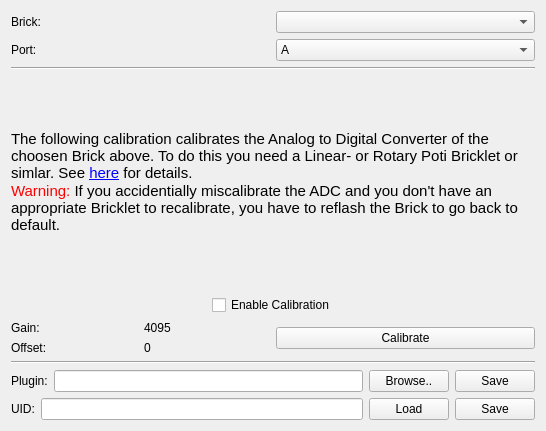
Before: the Qt Designer form src/brickv/ui/advanced.ui in Tinkerforge/brickv, drawn with Qt 5.
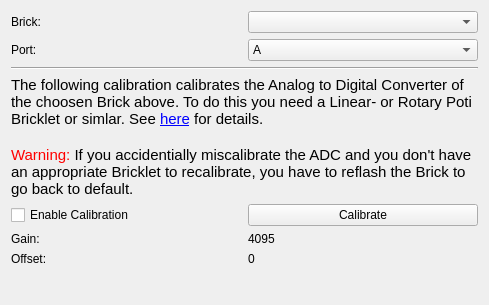
After: the same form once the commit is applied.

Diff of the .ui file:
```diff
--- a/src/brickv/ui/advanced.ui
+++ b/src/brickv/ui/advanced.ui
@@ -9,40 +9,32 @@
    <rect>
     <x>0</x>
     <y>0</y>
-    <width>546</width>
-    <height>431</height>
+    <width>489</width>
+    <height>305</height>
    </rect>
   </property>
   <property name="windowTitle">
    <string>Advanced Functions</string>
   </property>
-  <layout class="QVBoxLayout" name="verticalLayout_2">
-   <item>
-    <layout class="QVBoxLayout" name="verticalLayout">
-     <item>
-      <layout class="QHBoxLayout" name="horizontalLayout">
-       <item>
+  <layout class="QGridLayout" name="gridLayout">
+   <item row="0" column="0">
         <widget class="QLabel" name="label">
          <property name="text">
           <string>Brick:</string>
          </property>
         </widget>
        </item>
-       <item>
+   <item row="0" column="1">
         <widget class="QComboBox" name="combo_brick"/>
        </item>
-      </layout>
-     </item>
-     <item>
-      <layout class="QHBoxLayout" name="horizontalLayout_2">
-       <item>
+   <item row="1" column="0">
         <widget class="QLabel" name="label_2">
          <property name="text">
           <string>Port:</string>
          </property>
         </widget>
        </item>
-       <item>
+   <item row="1" column="1">
         <widget class="QComboBox" name="combo_port">
          <item>
           <property name="text">
@@ -66,23 +58,28 @@
          </item>
         </widget>
        </item>
-      </layout>
-     </item>
-     <item>
+   <item row="2" column="0" colspan="2">
       <widget class="Line" name="line_2">
        <property name="orientation">
         <enum>Qt::Horizontal</enum>
        </property>
       </widget>
      </item>
-     <item>
+   <item row="3" column="0" colspan="2">
       <widget class="QLabel" name="label_4">
+     <property name="sizePolicy">
+      <sizepolicy hsizetype="Preferred" vsizetype="Preferred">
+       <horstretch>0</horstretch>
+       <verstretch>0</verstretch>
+      </sizepolicy>
+     </property>
        <property name="text">
         <string>&lt;!DOCTYPE HTML PUBLIC &quot;-//W3C//DTD HTML 4.0//EN&quot; &quot;http://www.w3.org/TR/REC-html40/strict.dtd&quot;&gt;
 &lt;html&gt;&lt;head&gt;&lt;meta name=&quot;qrichtext&quot; content=&quot;1&quot; /&gt;&lt;style type=&quot;text/css&quot;&gt;
 p, li { white-space: pre-wrap; }
 &lt;/style&gt;&lt;/head&gt;&lt;body style=&quot; font-family:'Ubuntu'; font-size:11pt; font-weight:400; font-style:normal;&quot;&gt;
 &lt;p style=&quot; margin-top:0px; margin-bottom:0px; margin-left:0px; margin-right:0px; -qt-block-indent:0; text-indent:0px;&quot;&gt;The following calibration calibrates the Analog to Digital Converter of the choosen Brick above. To do this you need a Linear- or Rotary Poti Bricklet or simlar. See &lt;a href=&quot;http://www.tinkerforge.com/doc/Software/Brickv.html#brick-adc-calibration&quot;&gt;&lt;span style=&quot; text-decoration: underline; color:#0000ff;&quot;&gt;here&lt;/span&gt;&lt;/a&gt; for details.&lt;/p&gt;
+&lt;p style=&quot;-qt-paragraph-type:empty; margin-top:0px; margin-bottom:0px; margin-left:0px; margin-right:0px; -qt-block-indent:0; text-indent:0px;&quot;&gt;&lt;/p&gt;
 &lt;p style=&quot; margin-top:0px; margin-bottom:0px; margin-left:0px; margin-right:0px; -qt-block-indent:0; text-indent:0px;&quot;&gt;&lt;span style=&quot; color:#ff0000;&quot;&gt;Warning: &lt;/span&gt;&lt;span style=&quot; color:#000000;&quot;&gt;If you accidentially miscalibrate the ADC and you don't have an appropriate Bricklet to recalibrate, you have to reflash the Brick to go back to default.&lt;/span&gt;&lt;/p&gt;&lt;/body&gt;&lt;/html&gt;</string>
        </property>
        <property name="wordWrap">
@@ -90,22 +87,7 @@
        </property>
       </widget>
      </item>
-     <item>
-      <layout class="QHBoxLayout" name="horizontalLayout_7">
-       <item>
-        <spacer name="horizontalSpacer">
-         <property name="orientation">
-          <enum>Qt::Horizontal</enum>
-         </property>
-         <property name="sizeHint" stdset="0">
-          <size>
-           <width>40</width>
-           <height>20</height>
-          </size>
-         </property>
-        </spacer>
-       </item>
-       <item>
+   <item row="4" column="0">
         <widget class="QCheckBox" name="check_enable_calibration">
          <property name="toolTip">
           <string notr="true" extracomment="Test"/>
@@ -113,156 +95,58 @@
          <property name="text">
           <string>Enable Calibration</string>
          </property>
-         <property name="checkable">
-          <bool>true</bool>
-         </property>
-        </widget>
-       </item>
-       <item>
-        <spacer name="horizontalSpacer_2">
-         <property name="orientation">
-          <enum>Qt::Horizontal</enum>
-         </property>
-         <property name="sizeHint" stdset="0">
-          <size>
-           <width>40</width>
-           <height>20</height>
-          </size>
-         </property>
-        </spacer>
-       </item>
-      </layout>
-     </item>
-     <item>
-      <layout class="QHBoxLayout" name="horizontalLayout_4">
-       <item>
-        <layout class="QVBoxLayout" name="verticalLayout_3">
-         <item>
-          <layout class="QHBoxLayout" name="horizontalLayout_6">
-           <item>
+    </widget>
+   </item>
+   <item row="5" column="0">
             <widget class="QLabel" name="label_5">
              <property name="text">
               <string>Gain:</string>
              </property>
             </widget>
            </item>
-           <item>
+   <item row="5" column="1">
             <widget class="QLabel" name="label_gain">
              <property name="text">
               <string>4095</string>
              </property>
             </widget>
            </item>
-          </layout>
-         </item>
-         <item>
-          <layout class="QHBoxLayout" name="horizontalLayout_5">
-           <item>
+   <item row="6" column="0">
             <widget class="QLabel" name="label_3">
              <property name="text">
               <string>Offset:</string>
              </property>
             </widget>
            </item>
-           <item>
+   <item row="6" column="1">
             <widget class="QLabel" name="label_offset">
              <property name="text">
               <string>0</string>
              </property>
             </widget>
            </item>
-          </layout>
-         </item>
-        </layout>
-       </item>
-       <item>
+   <item row="4" column="1">
         <widget class="QPushButton" name="button_calibrate">
          <property name="text">
           <string>Calibrate</string>
          </property>
-         <property name="checkable">
-          <bool>false</bool>
-         </property>
          <property name="checked">
           <bool>false</bool>
          </property>
-         <property name="autoDefault">
-          <bool>false</bool>
-         </property>
-         <property name="default">
-          <bool>false</bool>
-         </property>
-         <property name="flat">
-          <bool>false</bool>
-         </property>
-        </widget>
-       </item>
-      </layout>
-     </item>
-     <item>
-      <widget class="Line" name="line">
+    </widget>
+   </item>
+   <item row="7" column="0" colspan="2">
+    <spacer name="verticalSpacer">
        <property name="orientation">
-        <enum>Qt::Horizontal</enum>
-       </property>
-      </widget>
-     </item>
-     <item>
-      <layout class="QHBoxLayout" name="horizontalLayout_3">
-       <item>
-        <widget class="QLabel" name="label_7">
-         <property name="text">
-          <string>Plugin:</string>
-         </property>
-        </widget>
-       </item>
-       <item>
-        <widget class="QLineEdit" name="edit_plugin"/>
-       </item>
-       <item>
-        <widget class="QPushButton" name="button_browse">
-         <property name="text">
-          <string>Browse..</string>
-         </property>
-        </widget>
-       </item>
-       <item>
-        <widget class="QPushButton" name="button_plugin_save">
-         <property name="text">
-          <string>Save</string>
-         </property>
-        </widget>
-       </item>
-      </layout>
-     </item>
-     <item>
-      <layout class="QHBoxLayout" name="horizontalLayout_8">
-       <item>
-        <widget class="QLabel" name="label_9">
-         <property name="text">
-          <string>UID:</string>
-         </property>
-        </widget>
-       </item>
-       <item>
-        <widget class="QLineEdit" name="edit_uid"/>
-       </item>
-       <item>
-        <widget class="QPushButton" name="button_uid_load">
-         <property name="text">
-          <string>Load</string>
-         </property>
-        </widget>
-       </item>
-       <item>
-        <widget class="QPushButton" name="button_uid_save">
-         <property name="text">
-          <string>Save</string>
-         </property>
-        </widget>
-       </item>
-      </layout>
-     </item>
-    </layout>
+      <enum>Qt::Vertical</enum>
+     </property>
+     <property name="sizeHint" stdset="0">
+      <size>
+       <width>20</width>
+       <height>40</height>
+      </size>
+     </property>
+    </spacer>
    </item>
   </layout>
  </widget>
```
Left out of the diff: 6 changed lines with no effect on the pictures. Lines whose indentation alone changed are shown as unchanged.
